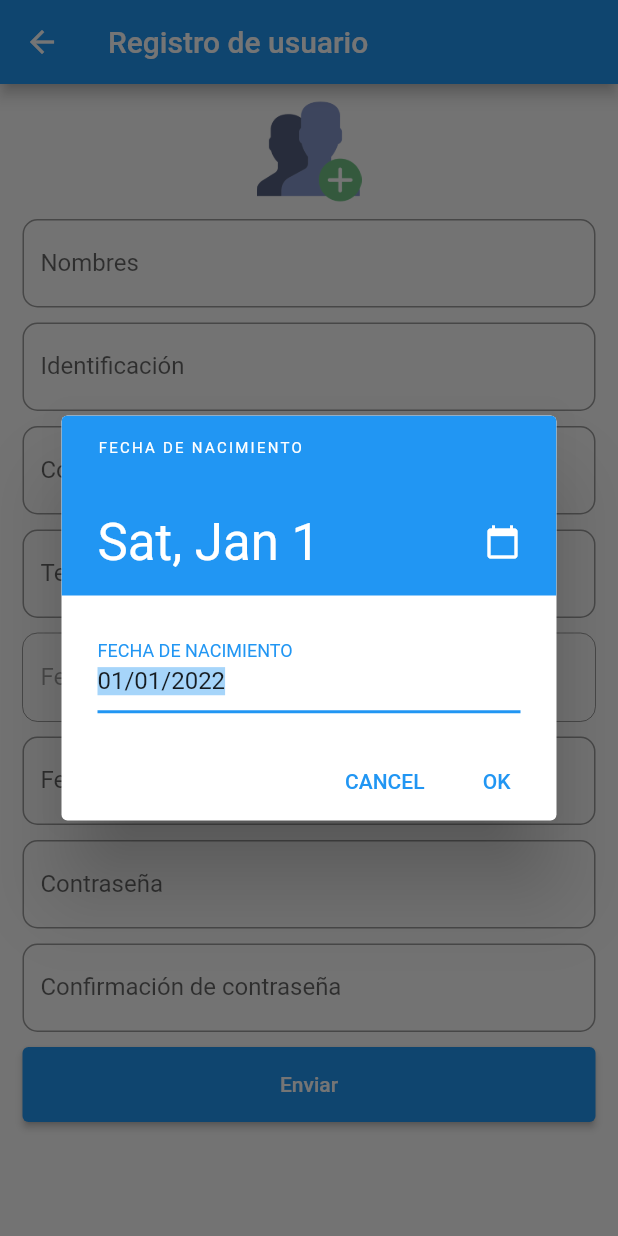
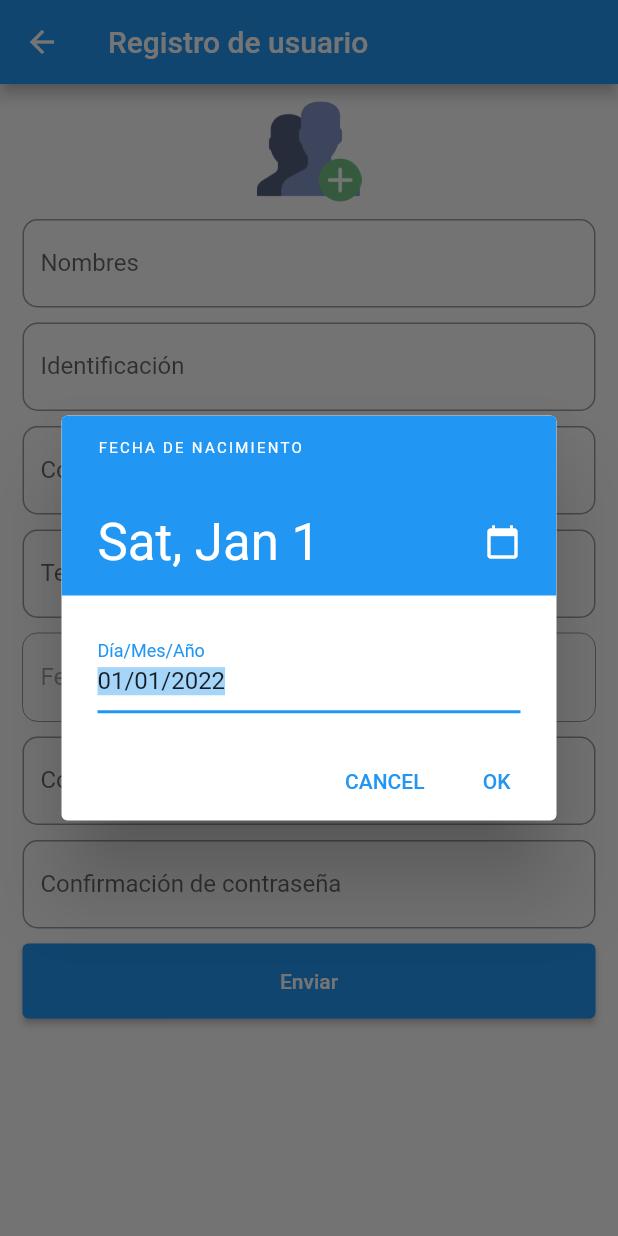
Before and after one commit to Leonardov7/Linea2-Global, a Flutter app: the UserRegister screen opened directly, after a tap on the "date range" icon, on a phone screen of 412 x 824 dp. Run offline on Flutter 3.47's test engine with Material 2 defaults, Android fonts, the phone set to English and light mode, and no system bars; our stand-ins replace cloud_firestore, firebase_core; accounts and stored records are empty.

Commit message:
Data Picker

```diff
--- a/lib/View/UserRegister.dart
+++ b/lib/View/UserRegister.dart
@@ -15,7 +15,10 @@ class UserRegisterApp extends State<UserRegister> {
     var selectedDate = await getDatePickerWidget();
     setState(() {
       _currentSelectedDate = selectedDate;
-      fecha.text=selectedDate.toString();
+      if (selectedDate != null) {
+        fecha.text = selectedDate.toString().substring(0, 10);
+        //fecha.text='1940-01-01';
+      }
     });
   }
 
@@ -26,7 +29,7 @@ class UserRegisterApp extends State<UserRegister> {
         firstDate: DateTime(1930),
         lastDate: DateTime.now(),
         fieldHintText: "DIA/MES/AÑO",
-        fieldLabelText: "FECHA DE NACIMIENTO",
+        fieldLabelText: "Día/Mes/Año",
         helpText: "FECHA DE NACIMIENTO",
         errorFormatText: "Ingrese una fecha válida",
         errorInvalidText: "Fecha fuera de rango",
@@ -54,7 +57,7 @@ class UserRegisterApp extends State<UserRegister> {
               child: Image.asset('image/img.png'),
             ),
             Padding(
-              padding: EdgeInsets.only(left: 15,top: 10,right: 15),
+              padding: EdgeInsets.only(left: 15, top: 10, right: 15),
               child: TextField(
                 //controller: user,
                 style: TextStyle(color: Colors.blueGrey),
@@ -68,7 +71,7 @@ class UserRegisterApp extends State<UserRegister> {
               ),
             ),
             Padding(
-              padding: EdgeInsets.only(left: 15,top: 10,right: 15),
+              padding: EdgeInsets.only(left: 15, top: 10, right: 15),
               child: TextField(
                 //controller: user,
                 style: TextStyle(color: Colors.blueGrey),
@@ -82,7 +85,7 @@ class UserRegisterApp extends State<UserRegister> {
               ),
             ),
             Padding(
-              padding: EdgeInsets.only(left: 15,top: 10,right: 15),
+              padding: EdgeInsets.only(left: 15, top: 10, right: 15),
               child: TextField(
                 //controller: user,
                 style: TextStyle(color: Colors.blueGrey),
@@ -96,7 +99,7 @@ class UserRegisterApp extends State<UserRegister> {
               ),
             ),
             Padding(
-              padding: EdgeInsets.only(left: 15,top: 10,right: 15),
+              padding: EdgeInsets.only(left: 15, top: 10, right: 15),
               child: TextField(
                 //controller: user,
                 style: TextStyle(color: Colors.blueGrey),
@@ -109,7 +112,7 @@ class UserRegisterApp extends State<UserRegister> {
                 ),
               ),
             ),
-          /*  Focus(
+            /*  Focus(
                 child: TextField(
                   controller: fecha,
                   style: TextStyle(color: Colors.blueGrey),
@@ -134,10 +137,9 @@ class UserRegisterApp extends State<UserRegister> {
                   }
                   ;
                 }),
-
            */
             Padding(
-                padding: EdgeInsets.only(left: 15,top: 10,right: 15),
+                padding: EdgeInsets.only(left: 15, top: 10, right: 15),
                 child: Stack(
                     alignment: const Alignment(1.0, 1.0),
                     children: <Widget>[
@@ -149,39 +151,18 @@ class UserRegisterApp extends State<UserRegister> {
                           fillColor: Colors.green,
                           border: OutlineInputBorder(
                               borderRadius: BorderRadius.circular(10)),
-                          labelText: 'Fecha',
+                          labelText: 'Fecha de nacimiento',
                           hintText: 'Digite la fecha de nacimiento',
                         ),
                       ),
                       new FlatButton(
                           onPressed: () {
                             callDataPcker();
-
                           },
                           child: new Icon(Icons.date_range))
                     ])),
             Padding(
-              padding: EdgeInsets.only(left: 15,top: 10,right: 15),
-              child: TextField(
-                //onFocusChange: (hasFocus) {
-                //print('2:  $hasFocus');
-                //},
-                // onChanged: (Text) {
-                // callDataPcker();
-                //},
-                //controller: user,
-                style: TextStyle(color: Colors.blueGrey),
-                decoration: InputDecoration(
-                  fillColor: Colors.green,
-                  border: OutlineInputBorder(
-                      borderRadius: BorderRadius.circular(10)),
-                  labelText: 'Fecha de nacimiento',
-                  hintText: 'Digite su nombre',
-                ),
-              ),
-            ),
-            Padding(
-              padding: EdgeInsets.only(left: 15,top: 10,right: 15),
+              padding: EdgeInsets.only(left: 15, top: 10, right: 15),
               child: TextField(
                 //controller: user,
                 style: TextStyle(color: Colors.blueGrey),
@@ -195,7 +176,7 @@ class UserRegisterApp extends State<UserRegister> {
               ),
             ),
             Padding(
-              padding: EdgeInsets.only(left: 15,top: 10,right: 15),
+              padding: EdgeInsets.only(left: 15, top: 10, right: 15),
               child: TextField(
                 //controller: user,
                 style: TextStyle(color: Colors.blueGrey),
@@ -208,14 +189,13 @@ class UserRegisterApp extends State<UserRegister> {
                 ),
               ),
             ),
-            Padding(padding: EdgeInsets.only(left: 15,top: 10,right: 15),
-            child: ElevatedButton(
-              style: ElevatedButton.styleFrom(minimumSize: Size(400, 50)),
-              onPressed: (){
-
-              },
-              child: Text('Enviar'),
-            ),
+            Padding(
+              padding: EdgeInsets.only(left: 15, top: 10, right: 15),
+              child: ElevatedButton(
+                style: ElevatedButton.styleFrom(minimumSize: Size(400, 50)),
+                onPressed: () {},
+                child: Text('Enviar'),
+              ),
             )
           ],
         ),
```
Also changed, not shown: lib/View/Login.dart (+21 -28 lines).
